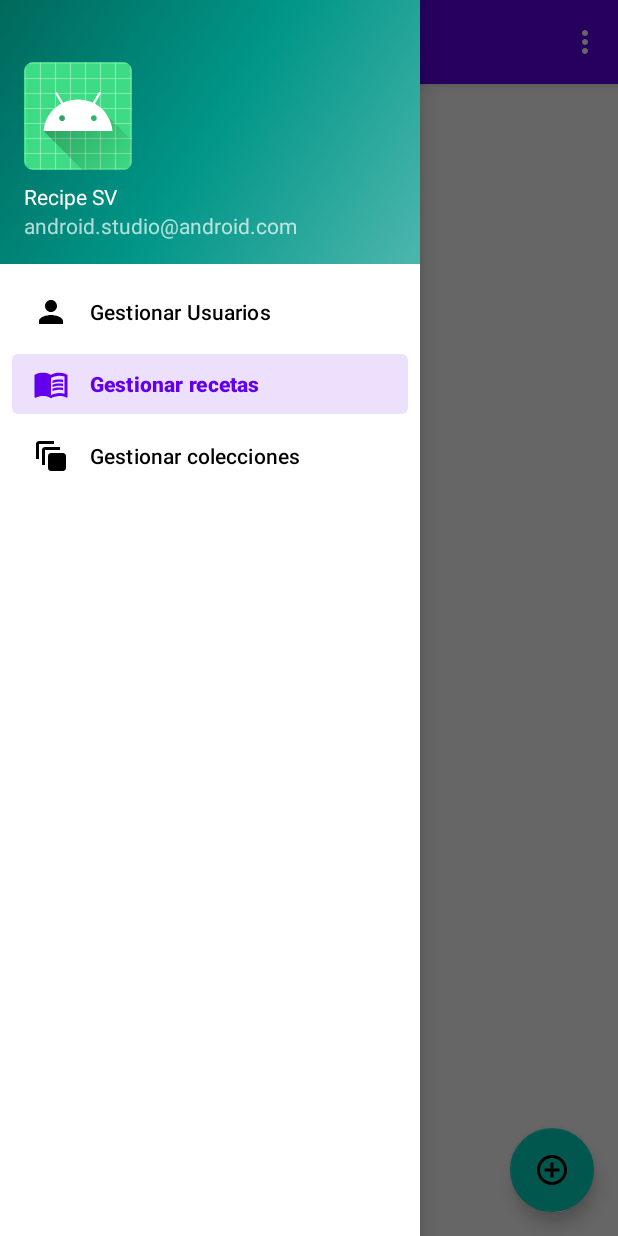
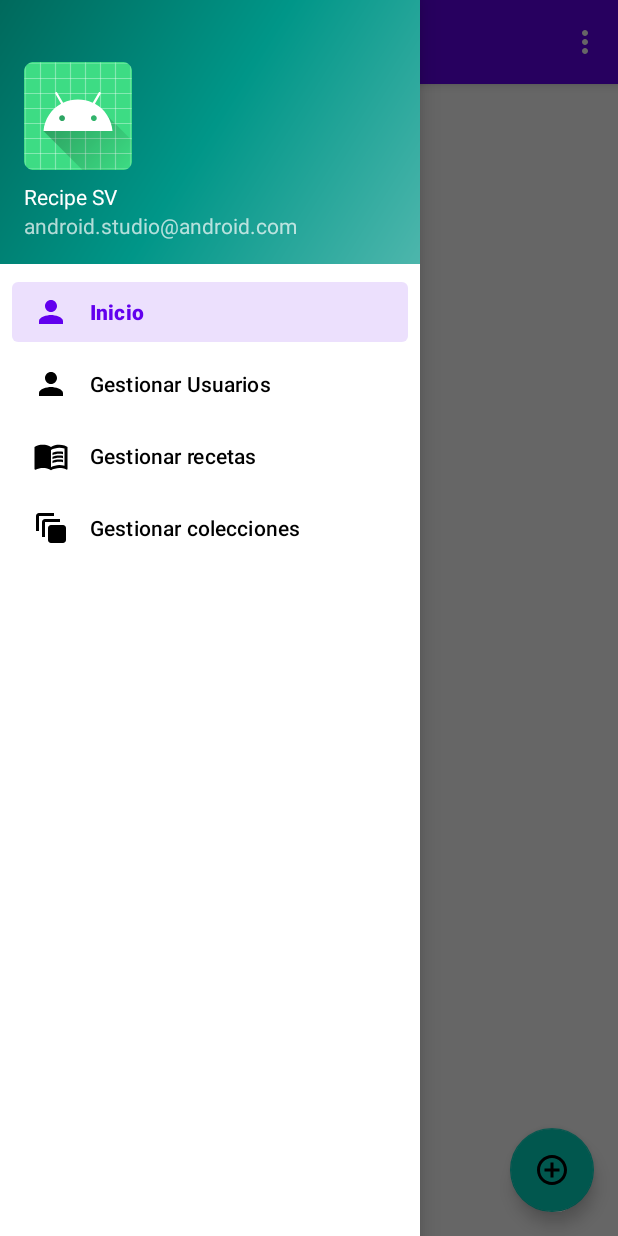
Before and after one commit to gd19016/RecipeSV, an Android app: the screen it shows after launch (MainActivity), with the side drawer open, on a phone screen of 412 x 824 dp. Run offline under Robolectric (Android 15) with nearby library versions, the phone set to English and light mode, and no system bars; our stand-ins replace Room's generated code, navigation-ui.

Commit message:
Adición de vista inicial para el proyecto.

```diff
--- a/app/src/main/java/sv/edu/ues/fia/eisi/recipesv/MainActivity.kt
+++ b/app/src/main/java/sv/edu/ues/fia/eisi/recipesv/MainActivity.kt
@@ -27,7 +27,7 @@ class MainActivity : AppCompatActivity() {
         // Passing each menu ID as a set of Ids because each
         // menu should be considered as top level destinations.
         appBarConfiguration = AppBarConfiguration(setOf(
-            R.id.nav_recetas, R.id.nav_usuarios, R.id.nav_colecciones), drawerLayout)
+            R.id.nav_inicio, R.id.nav_recetas, R.id.nav_usuarios, R.id.nav_colecciones), drawerLayout)
         setupActionBarWithNavController(navController, appBarConfiguration)
         navView.setupWithNavController(navController)
     }
--- /dev/null
+++ b/app/src/main/java/sv/edu/ues/fia/eisi/recipesv/ui/inicio/InicioFragment.kt
@@ -0,0 +1,72 @@
+package sv.edu.ues.fia.eisi.recipesv.ui.inicio
+
+import android.app.AlertDialog
+import androidx.lifecycle.ViewModelProvider
+import android.os.Bundle
+import androidx.fragment.app.Fragment
+import android.view.LayoutInflater
+import android.view.View
+import android.view.ViewGroup
+import androidx.lifecycle.Observer
+import androidx.navigation.fragment.findNavController
+import androidx.recyclerview.widget.LinearLayoutManager
+import androidx.recyclerview.widget.RecyclerView
+import com.google.android.material.floatingactionbutton.FloatingActionButton
+import sv.edu.ues.fia.eisi.recipesv.R
+import sv.edu.ues.fia.eisi.recipesv.RegistroRecetaApplication
+import sv.edu.ues.fia.eisi.recipesv.db.RecetaEntity
+
+class InicioFragment : Fragment(), InicioListAdapter.OnInicioClickListener {
+    companion object {
+        fun newInstance() = InicioFragment()
+    }
+    private lateinit var viewModel: InicioViewModel
+    override fun onCreateView(
+        inflater: LayoutInflater, container: ViewGroup?,
+        savedInstanceState: Bundle?
+    ): View? {
+        val application = activity?.application as RegistroRecetaApplication
+        viewModel = ViewModelProvider(requireActivity(),
+            InicioViewModelFactory(application.repository)
+        ).get(InicioViewModel::class.java)
+        return inflater.inflate(R.layout.fragment_inicio, container, false)
+    }
+    override fun onActivityCreated(savedInstanceState: Bundle?) {
+        super.onActivityCreated(savedInstanceState)
+    }
+    override fun onViewCreated(view: View, savedInstanceState: Bundle?) {
+        val recyclerView = view.findViewById<RecyclerView>(R.id.recyclerview)
+        val adapter = InicioListAdapter(this)
+        recyclerView.adapter = adapter
+        recyclerView.layoutManager = LinearLayoutManager(context)
+        viewModel.recetas.observe(viewLifecycleOwner, Observer { recetas ->
+            recetas?.let { adapter.submitList(it) }
+        })
+        /*val fab = view.findViewById<FloatingActionButton>(R.id.fab)
+        fab.setOnClickListener {
+            viewModel.recetaActual = null
+            findNavController().navigate(R.id.action_nav_receta_to_nav_guardar_receta)
+        }*/
+    }
+    override fun onPreviewInicioClicked(receta: RecetaEntity) {
+        viewModel.recetaActual = receta
+        findNavController().navigate(R.id.action_nav_inicio_to_nav_ver_receta)
+    }
+    /*override fun onEditInicioClicked(receta: RecetaEntity) {
+        viewModel.recetaActual = receta
+        findNavController().navigate(R.id.action_nav_receta_to_nav_guardar_receta)
+    }
+    override fun onDeleteInicioClicked(receta: RecetaEntity) {
+        val builder = AlertDialog.Builder(activity)
+        builder.setMessage("Estas seguro que deseas borrar la receta con identificador: ${receta.idReceta}?")
+            .setCancelable(false)
+            .setPositiveButton("Si") { dialog, id ->
+                viewModel.delete(receta)
+            }
+            .setNegativeButton("No") { dialog, id ->
+                dialog.dismiss()
+            }
+        val alert = builder.create()
+        alert.show()
+    }*/
+}
--- /dev/null
+++ b/app/src/main/java/sv/edu/ues/fia/eisi/recipesv/ui/inicio/InicioViewModel.kt
@@ -0,0 +1,34 @@
+package sv.edu.ues.fia.eisi.recipesv.ui.inicio
+
+import androidx.lifecycle.LiveData
+import androidx.lifecycle.ViewModel
+import androidx.lifecycle.ViewModelProvider
+import androidx.lifecycle.viewModelScope
+import kotlinx.coroutines.launch
+import sv.edu.ues.fia.eisi.recipesv.db.RecetaEntity
+import sv.edu.ues.fia.eisi.recipesv.db.RegistroRecetaRepository
+
+class InicioViewModel(private val repository: RegistroRecetaRepository) : ViewModel() {
+    val recetas: LiveData<List<RecetaEntity>> = repository.recetas
+    var recetaActual: RecetaEntity? = null
+    fun insert(receta: RecetaEntity) = viewModelScope.launch {
+        repository.insert(receta)
+    }
+    fun update(receta: RecetaEntity) = viewModelScope.launch {
+        repository.update(receta)
+    }
+    fun delete(receta: RecetaEntity) = viewModelScope.launch {
+        repository.delete(receta)
+    }
+}
+
+class InicioViewModelFactory(private val repository: RegistroRecetaRepository) :
+    ViewModelProvider.Factory {
+    override fun <T : ViewModel> create(modelClass: Class<T>): T {
+        if (modelClass.isAssignableFrom(InicioViewModel::class.java)) {
+            @Suppress("UNCHECKED_CAST")
+            return InicioViewModel(repository) as T
+        }
+        throw IllegalArgumentException("Unknown ViewModel class")
+    }
+}
--- /dev/null
+++ b/app/src/main/res/drawable/ic_button_preview.xml
@@ -0,0 +1,5 @@
+<vector android:height="24dp" android:tint="#000000"
+    android:viewportHeight="24" android:viewportWidth="24"
+    android:width="24dp" xmlns:android="http://schemas.android.com/apk/res/android">
+    <path android:fillColor="@android:color/white" android:pathData="M19,3H5C3.89,3 3,3.9 3,5v14c0,1.1 0.89,2 2,2h14c1.1,0 2,-0.9 2,-2V5C21,3.9 20.11,3 19,3zM19,19H5V7h14V19zM13.5,13c0,0.83 -0.67,1.5 -1.5,1.5s-1.5,-0.67 -1.5,-1.5c0,-0.83 0.67,-1.5 1.5,-1.5S13.5,12.17 13.5,13zM12,9c-2.73,0 -5.06,1.66 -6,4c0.94,2.34 3.27,4 6,4s5.06,-1.66 6,-4C17.06,10.66 14.73,9 12,9zM12,15.5c-1.38,0 -2.5,-1.12 -2.5,-2.5c0,-1.38 1.12,-2.5 2.5,-2.5c1.38,0 2.5,1.12 2.5,2.5C14.5,14.38 13.38,15.5 12,15.5z"/>
+</vector>
--- /dev/null
+++ b/app/src/main/res/layout/fragment_inicio.xml
@@ -0,0 +1,26 @@
+<?xml version="1.0" encoding="utf-8"?>
+<androidx.constraintlayout.widget.ConstraintLayout xmlns:android="http://schemas.android.com/apk/res/android"
+    xmlns:app="http://schemas.android.com/apk/res-auto"
+    xmlns:tools="http://schemas.android.com/tools"
+    android:layout_width="match_parent"
+    android:layout_height="match_parent"
+    tools:context=".ui.receta.RecetaFragment">
+    <androidx.recyclerview.widget.RecyclerView
+        android:id="@+id/recyclerview"
+        android:layout_width="0dp"
+        android:layout_height="0dp"
+        tools:listitem="@layout/recyclerview_mtto"
+        app:layout_constraintBottom_toBottomOf="parent"
+        app:layout_constraintLeft_toLeftOf="parent"
+        app:layout_constraintRight_toRightOf="parent"
+        app:layout_constraintTop_toTopOf="parent" />
+    <com.google.android.material.floatingactionbutton.FloatingActionButton
+        android:id="@+id/fab"
+        app:layout_constraintBottom_toBottomOf="parent"
+        app:layout_constraintEnd_toEndOf="parent"
+        android:layout_width="wrap_content"
+        android:layout_height="wrap_content"
+        android:layout_margin="16dp"
+        android:contentDescription="@string/add"
+        android:src="@drawable/ic_button_add"/>
+</androidx.constraintlayout.widget.ConstraintLayout>
--- a/app/src/main/res/menu/activity_main_drawer.xml
+++ b/app/src/main/res/menu/activity_main_drawer.xml
@@ -4,6 +4,11 @@
     tools:showIn="navigation_view">
 
     <group android:checkableBehavior="single">
+        <item
+            android:id="@+id/nav_inicio"
+            android:icon="@drawable/ic_menu_usuario"
+            android:title="Inicio" />
+
         <item
             android:id="@+id/nav_usuarios"
             android:icon="@drawable/ic_menu_usuario"
--- a/app/src/main/res/values/strings.xml
+++ b/app/src/main/res/values/strings.xml
@@ -49,6 +49,8 @@
     <string name="ingrese_email">Ingrese correo</string>
     <string name="ingrese_password">Ingrese contraseña</string>
     <string name="ingrese_nombre">Ingrese nombre</string>
+    <string name="gestionar_inicio">Inicio</string>
+    <string name="preview">Ver</string>
 
 
 </resources>
```
Also changed, not shown: app/src/main/java/sv/edu/ues/fia/eisi/recipesv/db/HistoricoDao.kt (added, +22 -0 lines), app/src/main/java/sv/edu/ues/fia/eisi/recipesv/db/HistoricoEntity.kt (added, +14 -0 lines), app/src/main/java/sv/edu/ues/fia/eisi/recipesv/ui/inicio/InicioListAdapter.kt (added, +70 -0 lines), app/src/main/java/sv/edu/ues/fia/eisi/recipesv/ui/inicio/VerRecetaFragment.kt (added, +47 -0 lines), app/src/main/res/layout/fragment_ver_receta.xml (added, +51 -0 lines), app/src/main/res/layout/recyclerview_list.xml (added, +26 -0 lines), app/src/main/res/navigation/mobile_navigation.xml (+17 -1 lines).
